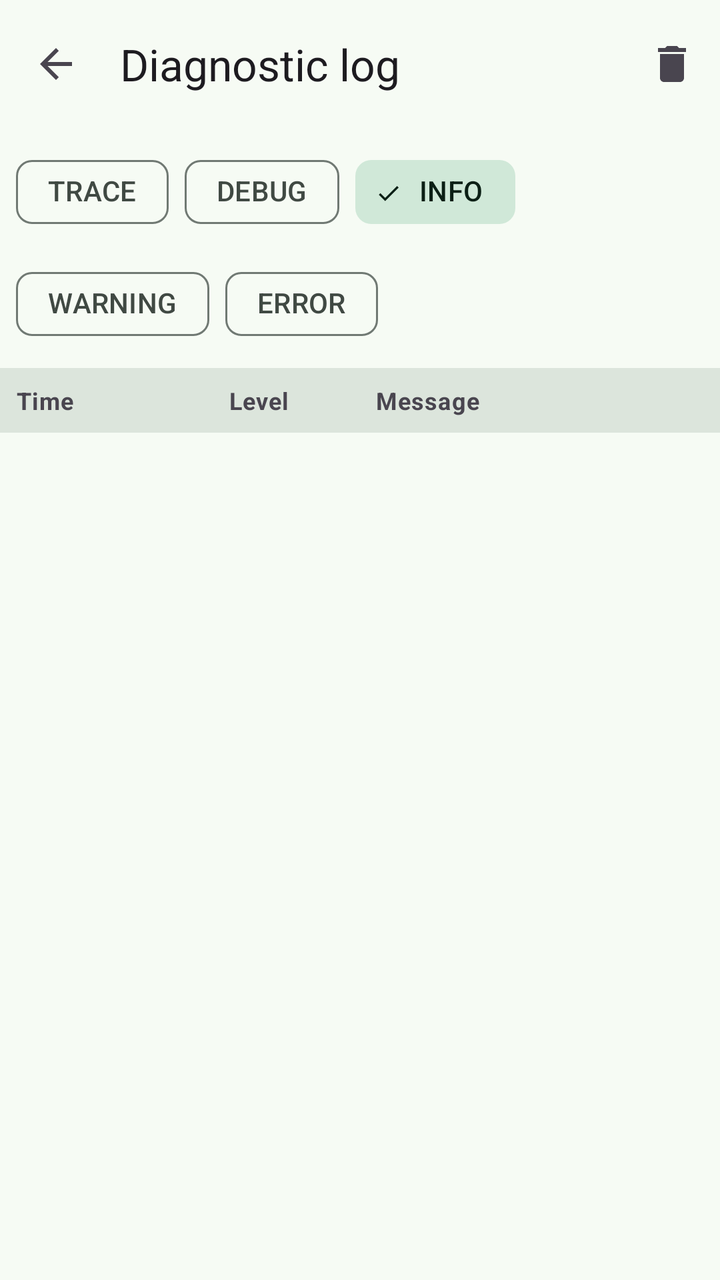
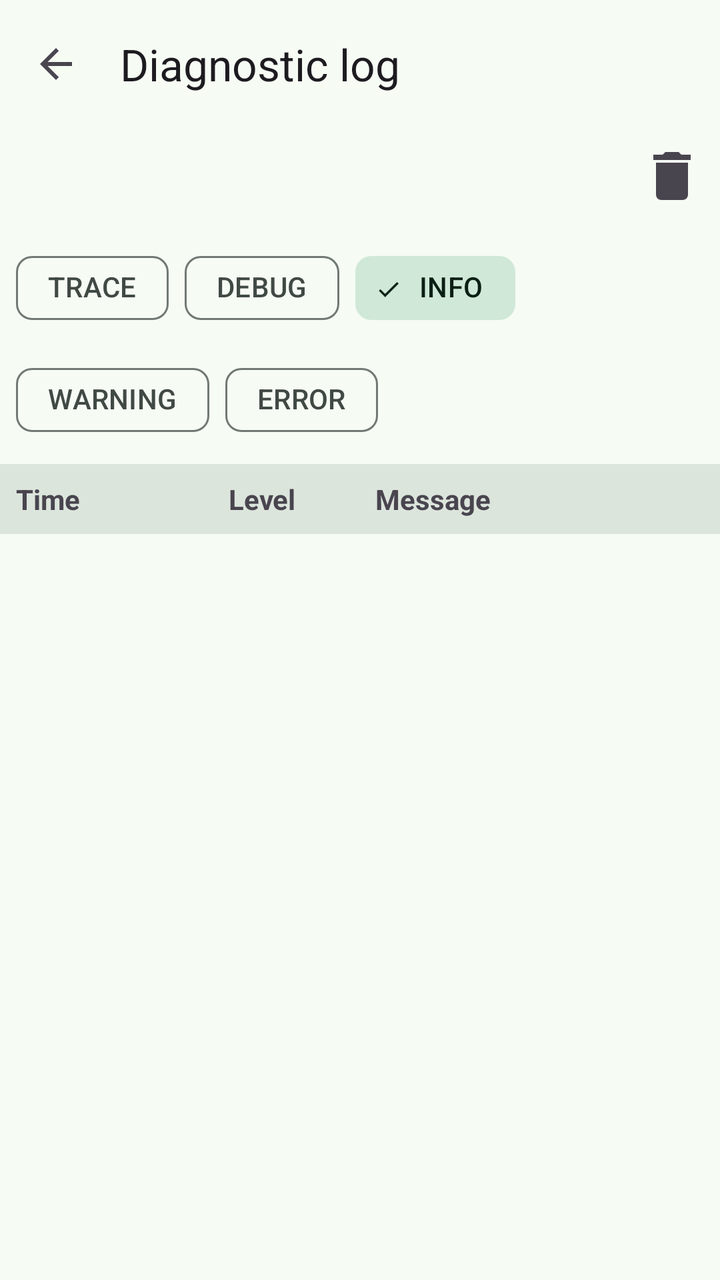

Screens rendered from an Android XML layout before and after an edit, with the pre-edit source and the edit as a unified diff.
<!-- AndroidManifest.xml: application theme Theme.VoiceSrs -->
<!-- res/layout/activity_diag_log.xml -->
<?xml version="1.0" encoding="utf-8"?>
<LinearLayout xmlns:android="http://schemas.android.com/apk/res/android"
    xmlns:app="http://schemas.android.com/apk/res-auto"
    android:layout_width="match_parent"
    android:layout_height="match_parent"
    android:fitsSystemWindows="true"
    android:orientation="vertical">

    <com.google.android.material.appbar.MaterialToolbar
        android:id="@+id/diagLogToolbar"
        android:layout_width="match_parent"
        android:layout_height="?attr/actionBarSize"
        android:background="?attr/colorSurface"
        app:navigationIcon="?attr/homeAsUpIndicator"
        app:menu="@menu/activity_diag_log_menu"
        app:title="@string/settings_diag_log_title"
        app:titleTextAppearance="?attr/textAppearanceTitleLarge" />

    <com.google.android.material.chip.ChipGroup
        android:id="@+id/diagLogLevelChips"
        android:layout_width="match_parent"
        android:layout_height="wrap_content"
        android:padding="8dp"
        app:singleLine="false"
        app:singleSelection="false">

        <com.google.android.material.chip.Chip
            android:id="@+id/diagLogChipTrace"
            style="@style/Widget.Material3.Chip.Filter"
            android:layout_width="wrap_content"
            android:layout_height="wrap_content"
            android:checkable="true"
            android:checked="false"
            android:text="TRACE" />

        <com.google.android.material.chip.Chip
            android:id="@+id/diagLogChipDebug"
            style="@style/Widget.Material3.Chip.Filter"
            android:layout_width="wrap_content"
            android:layout_height="wrap_content"
            android:checkable="true"
            android:checked="false"
            android:text="DEBUG" />

        <com.google.android.material.chip.Chip
            android:id="@+id/diagLogChipInfo"
            style="@style/Widget.Material3.Chip.Filter"
            android:layout_width="wrap_content"
            android:layout_height="wrap_content"
            android:checkable="true"
            android:checked="true"
            android:text="INFO" />

        <com.google.android.material.chip.Chip
            android:id="@+id/diagLogChipWarning"
            style="@style/Widget.Material3.Chip.Filter"
            android:layout_width="wrap_content"
            android:layout_height="wrap_content"
            android:checkable="true"
            android:checked="false"
            android:text="WARNING" />

        <com.google.android.material.chip.Chip
            android:id="@+id/diagLogChipError"
            style="@style/Widget.Material3.Chip.Filter"
            android:layout_width="wrap_content"
            android:layout_height="wrap_content"
            android:checkable="true"
            android:checked="false"
            android:text="ERROR" />
    </com.google.android.material.chip.ChipGroup>

    <LinearLayout
        android:layout_width="match_parent"
        android:layout_height="wrap_content"
        android:background="?attr/colorSurfaceVariant"
        android:gravity="center_vertical"
        android:orientation="horizontal"
        android:padding="8dp">

        <TextView
            android:id="@+id/diagLogHeaderTime"
            android:layout_width="0dp"
            android:layout_height="wrap_content"
            android:layout_weight="0.3"
            android:text="@string/settings_diag_log_header_time"
            android:textAppearance="?attr/textAppearanceBodySmall"
            android:textStyle="bold" />

        <TextView
            android:id="@+id/diagLogHeaderLevel"
            android:layout_width="0dp"
            android:layout_height="wrap_content"
            android:layout_marginStart="8dp"
            android:layout_weight="0.2"
            android:text="@string/settings_diag_log_header_level"
            android:textAppearance="?attr/textAppearanceBodySmall"
            android:textStyle="bold" />

        <TextView
            android:id="@+id/diagLogHeaderMessage"
            android:layout_width="0dp"
            android:layout_height="wrap_content"
            android:layout_marginStart="8dp"
            android:layout_weight="0.5"
            android:text="@string/settings_diag_log_header_message"
            android:textAppearance="?attr/textAppearanceBodySmall"
            android:textStyle="bold" />
    </LinearLayout>

    <androidx.recyclerview.widget.RecyclerView
        android:id="@+id/diagLogList"
        android:layout_width="match_parent"
        android:layout_height="0dp"
        android:layout_weight="1"
        android:clipToPadding="false"
        android:paddingBottom="4dp" />

    <TextView
        android:id="@+id/diagLogFooter"
        android:layout_width="match_parent"
        android:layout_height="wrap_content"
        android:padding="8dp"
        android:textAppearance="?attr/textAppearanceBodySmall" />
</LinearLayout>
<!-- resources referenced by this layout -->
<resources>
  <string name="settings_diag_log_header_level">Level</string>
  <string name="settings_diag_log_header_message">Message</string>
  <string name="settings_diag_log_header_time">Time</string>
  <string name="settings_diag_log_title">Diagnostic log</string>
  <style name="Theme.VoiceSrs" parent="Theme.Material3.DayNight.NoActionBar">
          <item name="colorPrimary">@color/md_theme_primary</item>
          <item name="colorOnPrimary">@color/md_theme_onPrimary</item>
          <item name="colorPrimaryContainer">@color/md_theme_primaryContainer</item>
          <item name="colorOnPrimaryContainer">@color/md_theme_onPrimaryContainer</item>
          <item name="colorSecondary">@color/md_theme_secondary</item>
          <item name="colorOnSecondary">@color/md_theme_onSecondary</item>
          <item name="colorSecondaryContainer">@color/md_theme_secondaryContainer</item>
          <item name="colorOnSecondaryContainer">@color/md_theme_onSecondaryContainer</item>
          <item name="colorTertiary">@color/md_theme_tertiary</item>
          <item name="colorOnTertiary">@color/md_theme_onTertiary</item>
          <item name="colorTertiaryContainer">@color/md_theme_tertiaryContainer</item>
          <item name="colorOnTertiaryContainer">@color/md_theme_onTertiaryContainer</item>
          <item name="android:colorBackground">@color/md_theme_background</item>
          <item name="colorSurface">@color/md_theme_surface</item>
          <item name="colorOnSurface">@color/md_theme_onSurface</item>
          <item name="colorSurfaceVariant">@color/md_theme_surfaceVariant</item>
          <item name="colorOnSurfaceVariant">@color/md_theme_onSurfaceVariant</item>
          <item name="colorOutline">@color/md_theme_outline</item>
          <item name="colorError">@color/md_theme_error</item>
          <item name="colorOnError">@color/md_theme_onError</item>
          <item name="android:statusBarColor">@android:color/transparent</item>
          <item name="android:navigationBarColor">@android:color/transparent</item>
          <item name="android:forceDarkAllowed" tools:targetApi="q">false</item>
      </style>
  <color name="md_theme_primary">#146C43</color>
  <color name="md_theme_onPrimary">#FFFFFF</color>
  <color name="md_theme_primaryContainer">#A4F4C4</color>
  <color name="md_theme_onPrimaryContainer">#002110</color>
  <color name="md_theme_secondary">#4D6356</color>
  <color name="md_theme_onSecondary">#FFFFFF</color>
  <color name="md_theme_secondaryContainer">#D0E8D8</color>
  <color name="md_theme_onSecondaryContainer">#0B1F15</color>
  <color name="md_theme_tertiary">#3C6472</color>
  <color name="md_theme_onTertiary">#FFFFFF</color>
  <color name="md_theme_tertiaryContainer">#C0E9FA</color>
  <color name="md_theme_onTertiaryContainer">#001F28</color>
  <color name="md_theme_background">#F6FBF4</color>
  <color name="md_theme_surface">#F6FBF4</color>
  <color name="md_theme_onSurface">#171D19</color>
  <color name="md_theme_surfaceVariant">#DCE5DC</color>
  <color name="md_theme_onSurfaceVariant">#404943</color>
  <color name="md_theme_outline">#707973</color>
  <color name="md_theme_error">#BA1A1A</color>
  <color name="md_theme_onError">#FFFFFF</color>
</resources>

<!-- the commit's change to res/layout/activity_diag_log.xml (unified diff, before → after) -->
@@ -1,125 +1,52 @@
 <?xml version="1.0" encoding="utf-8"?>
 <LinearLayout xmlns:android="http://schemas.android.com/apk/res/android"
     xmlns:app="http://schemas.android.com/apk/res-auto"
-    android:layout_width="match_parent"
-    android:layout_height="match_parent"
-    android:fitsSystemWindows="true"
-    android:orientation="vertical">
-
+    android:layout_width="match_parent" android:layout_height="match_parent"
+    android:fitsSystemWindows="true" android:orientation="vertical">
     <com.google.android.material.appbar.MaterialToolbar
-        android:id="@+id/diagLogToolbar"
-        android:layout_width="match_parent"
-        android:layout_height="?attr/actionBarSize"
-        android:background="?attr/colorSurface"
-        app:navigationIcon="?attr/homeAsUpIndicator"
-        app:menu="@menu/activity_diag_log_menu"
-        app:title="@string/settings_diag_log_title"
+        android:id="@+id/diagLogToolbar" android:layout_width="match_parent"
+        android:layout_height="?attr/actionBarSize" android:background="?attr/colorSurface"
+        app:navigationIcon="?attr/homeAsUpIndicator" app:title="@string/settings_diag_log_title"
         app:titleTextAppearance="?attr/textAppearanceTitleLarge" />
-
+    <LinearLayout android:layout_width="match_parent" android:layout_height="wrap_content"
+        android:gravity="end|center_vertical" android:orientation="horizontal" android:padding="8dp">
+        <ImageView android:id="@+id/diagLogClear" android:layout_width="32dp" android:layout_height="32dp"
+            android:background="?attr/selectableItemBackgroundBorderless"
+            android:contentDescription="@string/settings_diag_log_clear" android:src="@drawable/ic_delete" />
+    </LinearLayout>
     <com.google.android.material.chip.ChipGroup
-        android:id="@+id/diagLogLevelChips"
-        android:layout_width="match_parent"
-        android:layout_height="wrap_content"
-        android:padding="8dp"
-        app:singleLine="false"
-        app:singleSelection="false">
-
-        <com.google.android.material.chip.Chip
-            android:id="@+id/diagLogChipTrace"
-            style="@style/Widget.Material3.Chip.Filter"
-            android:layout_width="wrap_content"
-            android:layout_height="wrap_content"
-            android:checkable="true"
-            android:checked="false"
-            android:text="TRACE" />
-
-        <com.google.android.material.chip.Chip
-            android:id="@+id/diagLogChipDebug"
-            style="@style/Widget.Material3.Chip.Filter"
-            android:layout_width="wrap_content"
-            android:layout_height="wrap_content"
-            android:checkable="true"
-            android:checked="false"
-            android:text="DEBUG" />
-
-        <com.google.android.material.chip.Chip
-            android:id="@+id/diagLogChipInfo"
-            style="@style/Widget.Material3.Chip.Filter"
-            android:layout_width="wrap_content"
-            android:layout_height="wrap_content"
-            android:checkable="true"
-            android:checked="true"
-            android:text="INFO" />
-
-        <com.google.android.material.chip.Chip
-            android:id="@+id/diagLogChipWarning"
-            style="@style/Widget.Material3.Chip.Filter"
-            android:layout_width="wrap_content"
-            android:layout_height="wrap_content"
-            android:checkable="true"
-            android:checked="false"
-            android:text="WARNING" />
-
-        <com.google.android.material.chip.Chip
-            android:id="@+id/diagLogChipError"
-            style="@style/Widget.Material3.Chip.Filter"
-            android:layout_width="wrap_content"
-            android:layout_height="wrap_content"
-            android:checkable="true"
-            android:checked="false"
-            android:text="ERROR" />
+        android:id="@+id/diagLogLevelChips" android:layout_width="match_parent"
+        android:layout_height="wrap_content" android:padding="8dp"
+        app:singleLine="false" app:singleSelection="false">
+        <com.google.android.material.chip.Chip android:id="@+id/diagLogChipTrace"
+            style="@style/Widget.Material3.Chip.Filter" android:layout_width="wrap_content"
+            android:layout_height="wrap_content" android:checkable="true" android:checked="false" android:text="TRACE" />
+        <com.google.android.material.chip.Chip android:id="@+id/diagLogChipDebug"
+            style="@style/Widget.Material3.Chip.Filter" android:layout_width="wrap_content"
+            android:layout_height="wrap_content" android:checkable="true" android:checked="false" android:text="DEBUG" />
+        <com.google.android.material.chip.Chip android:id="@+id/diagLogChipInfo"
+            style="@style/Widget.Material3.Chip.Filter" android:layout_width="wrap_content"
+            android:layout_height="wrap_content" android:checkable="true" android:checked="true" android:text="INFO" />
+        <com.google.android.material.chip.Chip android:id="@+id/diagLogChipWarning"
+            style="@style/Widget.Material3.Chip.Filter" android:layout_width="wrap_content"
+            android:layout_height="wrap_content" android:checkable="true" android:checked="false" android:text="WARNING" />
+        <com.google.android.material.chip.Chip android:id="@+id/diagLogChipError"
+            style="@style/Widget.Material3.Chip.Filter" android:layout_width="wrap_content"
+            android:layout_height="wrap_content" android:checkable="true" android:checked="false" android:text="ERROR" />
     </com.google.android.material.chip.ChipGroup>
-
-    <LinearLayout
-        android:layout_width="match_parent"
-        android:layout_height="wrap_content"
-        android:background="?attr/colorSurfaceVariant"
-        android:gravity="center_vertical"
-        android:orientation="horizontal"
-        android:padding="8dp">
-
-        <TextView
-            android:id="@+id/diagLogHeaderTime"
-            android:layout_width="0dp"
-            android:layout_height="wrap_content"
-            android:layout_weight="0.3"
-            android:text="@string/settings_diag_log_header_time"
-            android:textAppearance="?attr/textAppearanceBodySmall"
-            android:textStyle="bold" />
-
-        <TextView
-            android:id="@+id/diagLogHeaderLevel"
-            android:layout_width="0dp"
-            android:layout_height="wrap_content"
-            android:layout_marginStart="8dp"
-            android:layout_weight="0.2"
-            android:text="@string/settings_diag_log_header_level"
-            android:textAppearance="?attr/textAppearanceBodySmall"
-            android:textStyle="bold" />
-
-        <TextView
-            android:id="@+id/diagLogHeaderMessage"
-            android:layout_width="0dp"
-            android:layout_height="wrap_content"
-            android:layout_marginStart="8dp"
-            android:layout_weight="0.5"
-            android:text="@string/settings_diag_log_header_message"
-            android:textAppearance="?attr/textAppearanceBodySmall"
-            android:textStyle="bold" />
+    <LinearLayout android:layout_width="match_parent" android:layout_height="wrap_content"
+        android:background="?attr/colorSurfaceVariant" android:gravity="center_vertical"
+        android:orientation="horizontal" android:padding="8dp">
+        <TextView android:id="@+id/diagLogHeaderTime" android:layout_width="0dp" android:layout_height="wrap_content"
+            android:layout_weight="0.3" android:text="Time" android:textStyle="bold" />
+        <TextView android:id="@+id/diagLogHeaderLevel" android:layout_width="0dp" android:layout_height="wrap_content"
+            android:layout_marginStart="8dp" android:layout_weight="0.2" android:text="Level" android:textStyle="bold" />
+        <TextView android:id="@+id/diagLogHeaderMessage" android:layout_width="0dp" android:layout_height="wrap_content"
+            android:layout_marginStart="8dp" android:layout_weight="0.5" android:text="Message" android:textStyle="bold" />
     </LinearLayout>
-
-    <androidx.recyclerview.widget.RecyclerView
-        android:id="@+id/diagLogList"
-        android:layout_width="match_parent"
-        android:layout_height="0dp"
-        android:layout_weight="1"
-        android:clipToPadding="false"
-        android:paddingBottom="4dp" />
-
-    <TextView
-        android:id="@+id/diagLogFooter"
-        android:layout_width="match_parent"
-        android:layout_height="wrap_content"
-        android:padding="8dp"
-        android:textAppearance="?attr/textAppearanceBodySmall" />
+    <androidx.recyclerview.widget.RecyclerView android:id="@+id/diagLogList"
+        android:layout_width="match_parent" android:layout_height="0dp" android:layout_weight="1"
+        android:clipToPadding="false" android:paddingBottom="4dp" />
+    <TextView android:id="@+id/diagLogFooter" android:layout_width="match_parent"
+        android:layout_height="wrap_content" android:padding="8dp" />
 </LinearLayout>
<!-- resource entries referenced after the edit -->
@@ -1,8 +1,17 @@
 <!-- resources referenced by this layout -->
 <resources>
-  <string name="settings_diag_log_header_level">Level</string>
-  <string name="settings_diag_log_header_message">Message</string>
-  <string name="settings_diag_log_header_time">Time</string>
+  <!-- drawable ic_delete (drawable) -->
+  <vector xmlns:android="http://schemas.android.com/apk/res/android"
+      android:width="24dp"
+      android:height="24dp"
+      android:viewportWidth="24"
+      android:viewportHeight="24"
+      android:tint="?attr/colorControlNormal">
+      <path
+          android:fillColor="@android:color/white"
+          android:pathData="M6,19c0,1.1 0.9,2 2,2h8c1.1,0 2,-0.9 2,-2V7H6v12zM19,4h-3.5l-1,-1h-5l-1,1H5v2h14V4z" />
+  </vector>
+  <string name="settings_diag_log_clear">Clear</string>
   <string name="settings_diag_log_title">Diagnostic log</string>
   <style name="Theme.VoiceSrs" parent="Theme.Material3.DayNight.NoActionBar">
           <item name="colorPrimary">@color/md_theme_primary</item>
